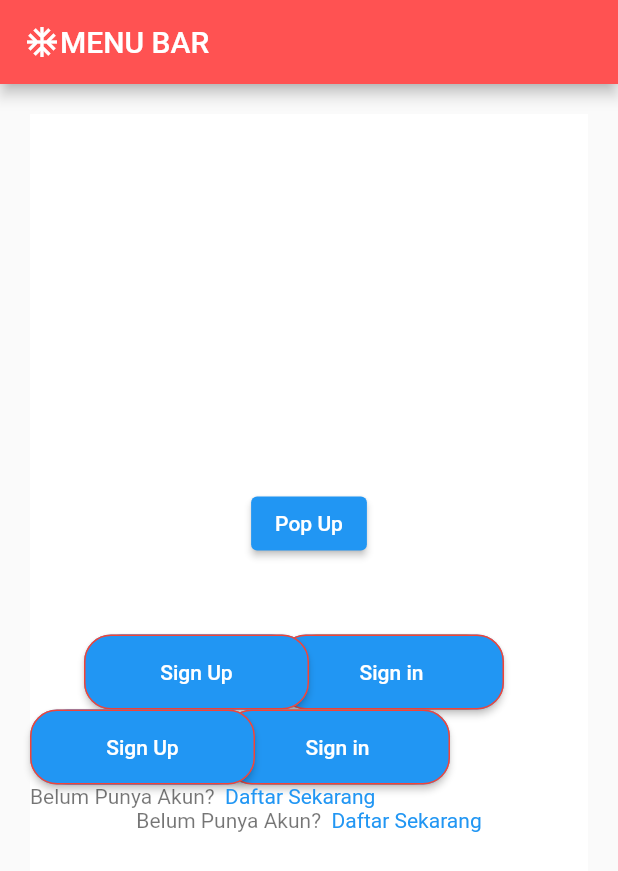
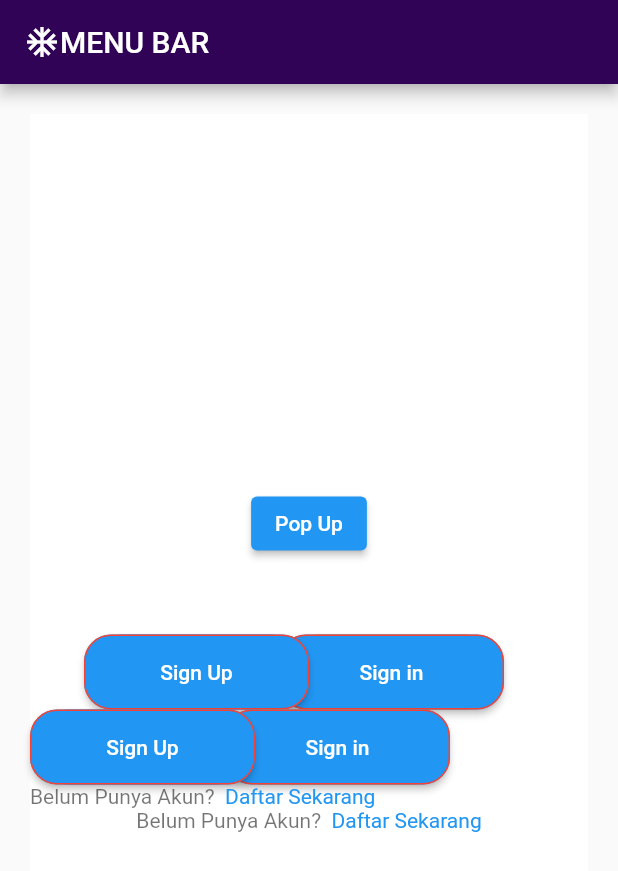
Before and after one commit to ilhamhudadev/simnilai, a Flutter app: the screen it shows after launch, on a phone screen of 412 x 824 dp. Shown: the top 871 px of the screen. Run offline on Flutter 3.47's test engine with Material 2 defaults, Android fonts, the phone set to English and light mode, and no system bars; our stand-ins replace connectivity_plus, dio, get, shared_preferences.

Commit message:
[UPDATE] Update Color Purple Piksi

```diff
--- a/lib/core/style/app_color.dart
+++ b/lib/core/style/app_color.dart
@@ -2,6 +2,7 @@ import 'dart:ui';
 
 class AppColors {
   //Primary Color
+  static const purplePiksi = Color(0xff300357);
   static const cyberyellow = Color(0xfffed000);
   static const eerieblack = Color(0xff252525);
   static const eerieblack80 = Color(0xcc252525);
--- a/lib/module/home/screen/home_screen.dart
+++ b/lib/module/home/screen/home_screen.dart
@@ -1,5 +1,6 @@
 import 'package:flutter/material.dart';
 import 'package:get/get.dart';
+import 'package:standard_project/core/style/app_color.dart';
 import 'package:standard_project/module/home/controller/home_controller.dart';
 
 class HomeScreen extends StatelessWidget {
@@ -10,7 +11,7 @@ class HomeScreen extends StatelessWidget {
       builder: (HomeController controller) {
         return Scaffold(
           appBar: AppBar(
-            backgroundColor: Colors.redAccent,
+            backgroundColor: AppColors.purplePiksi,
             title: Container(
               child: Row(
                 children: [
```
